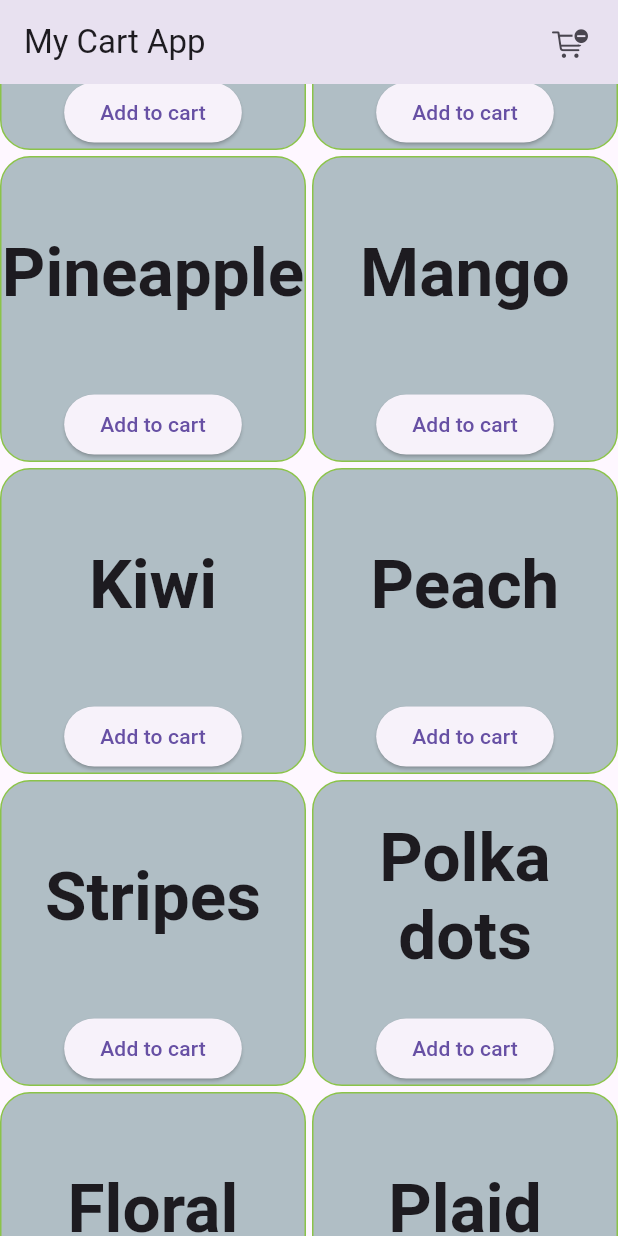
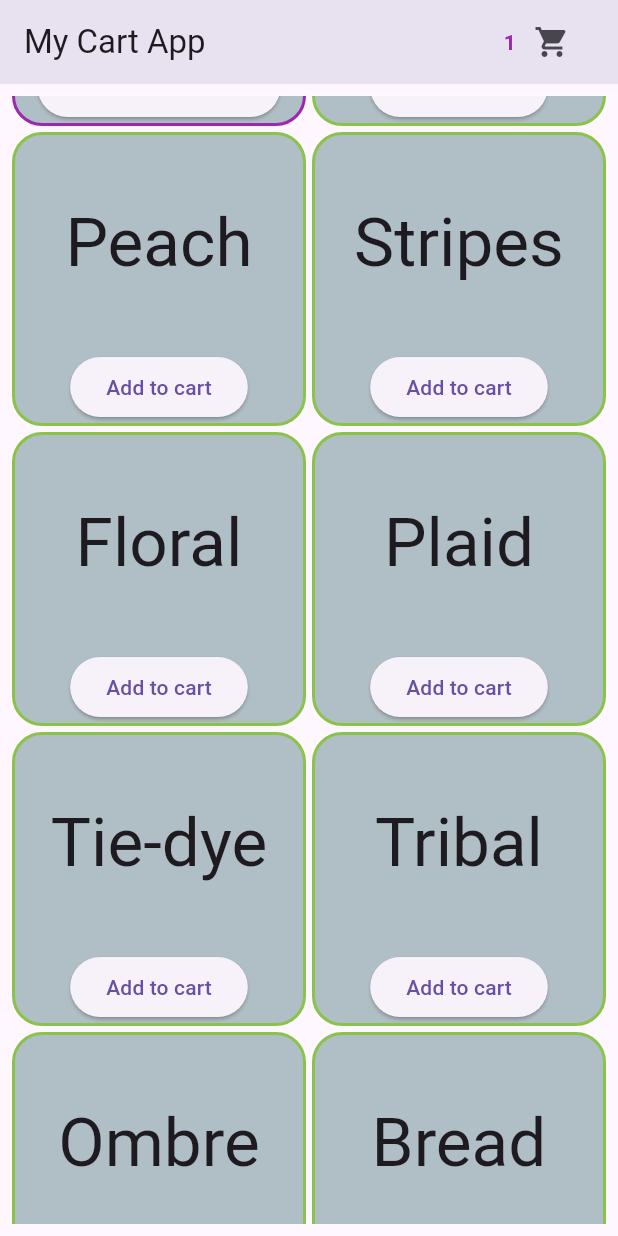
Before and after one commit to ChandraChaan/my_cart, a Flutter app: the screen it shows after launch, scrolled down 576 dp, after a tap on "Add to cart", on a phone screen of 412 x 824 dp. Run offline on Flutter 3.47's test engine with Material 3 defaults, Android fonts, the phone set to English and light mode, and no system bars.

Commit message:
cart screen implementation

```diff
--- a/lib/screens/home_screen.dart
+++ b/lib/screens/home_screen.dart
@@ -1,5 +1,8 @@
 import 'package:flutter/cupertino.dart';
 import 'package:flutter/material.dart';
+import 'package:flutter/widgets.dart';
+
+import 'cart_screen.dart';
 
 class HomeScreen extends StatefulWidget {
   const HomeScreen({super.key});
@@ -14,20 +17,13 @@ class _HomeScreenState extends State<HomeScreen> {
     'Banana',
     'Orange',
     'Grapes',
-    'Strawberry',
-    'Watermelon',
-    'Pineapple',
     'Mango',
     'Kiwi',
     'Peach',
     'Stripes',
-    'Polka dots',
     'Floral',
     'Plaid',
-    'Abstract',
-    'Geometric',
     'Tie-dye',
-    'Animal print',
     'Tribal',
     'Ombre',
     'Bread',
@@ -42,13 +38,45 @@ class _HomeScreenState extends State<HomeScreen> {
     'Tomatoes'
   ];
 
+  List<String> cartItems = [];
+
   @override
   Widget build(BuildContext context) {
     return Scaffold(
-      appBar: AppBar(title: const Text('My Cart App'),actions: const [
-        Icon(CupertinoIcons.cart_badge_minus), SizedBox(width: 20,)
-      ],),
-      body: GridView.builder(
+      appBar: AppBar(
+        title: const Text('My Cart App'),
+        actions: [
+          cartItems.isEmpty
+              ? const Icon(Icons.shopping_cart)
+              : Row(
+                  children: [
+                    Text(
+                      "${cartItems.length}",
+                      style: const TextStyle(
+                          color: Colors.purple, fontWeight: FontWeight.bold),
+                    ),
+                    IconButton(
+                      icon: const Icon(Icons.shopping_cart),
+                      onPressed: () {
+                        Navigator.of(context).push(
+                          MaterialPageRoute(
+                            builder: (BuildContext context) => CartScreen(
+                              cartItems: cartItems,
+                            ),
+                          ),
+                        );
+                      },
+                    ),
+                  ],
+                ),
+          const SizedBox(
+            width: 20,
+          )
+        ],
+      ),
+      body: Padding(
+        padding: const EdgeInsets.all(8.0),
+        child: GridView.builder(
           itemCount: names.length,
           gridDelegate: const SliverGridDelegateWithFixedCrossAxisCount(
               crossAxisCount: 2, crossAxisSpacing: 4.0, mainAxisSpacing: 4.0),
@@ -57,7 +85,10 @@ class _HomeScreenState extends State<HomeScreen> {
               decoration: BoxDecoration(
                   color: Colors.blueGrey.shade200,
                   border: Border.all(
-                  color: Colors.lightGreen,
+                    color: cartItems.contains(names[index])
+                        ? Colors.purple
+                        : Colors.lightGreen,
+                    width: 2,
                   ),
                   borderRadius: const BorderRadius.all(Radius.circular(20))),
               child: Column(
@@ -67,20 +98,28 @@ class _HomeScreenState extends State<HomeScreen> {
                           child: Text(
                     names[index],
                     textAlign: TextAlign.center,
-                  style: Theme.of(context)
-                      .textTheme
-                      .displayMedium
-                      ?.copyWith(fontWeight: FontWeight.bold),
+                    style: Theme.of(context).textTheme.displayMedium?.copyWith(
+                        fontWeight: cartItems.contains(names[index])
+                            ? FontWeight.bold
+                            : FontWeight.normal),
                   ))),
                   ElevatedButton(
-                  onPressed: () {},
-                  child: const Text('Add to cart'),
+                    onPressed: () {
+                      cartItems.contains(names[index])
+                          ? cartItems.remove(names[index])
+                          : cartItems.add(names[index]);
+                      setState(() {});
+                    },
+                    child: cartItems.contains(names[index])
+                        ? const Text('Remove from cart')
+                        : const Text('Add to cart'),
                   )
                 ],
               ),
             );
           },
         ),
+      ),
     );
   }
 }
```
Also changed, not shown: lib/screens/cart_screen.dart (added, +50 -0 lines). Lines whose indentation alone changed are shown as unchanged.
